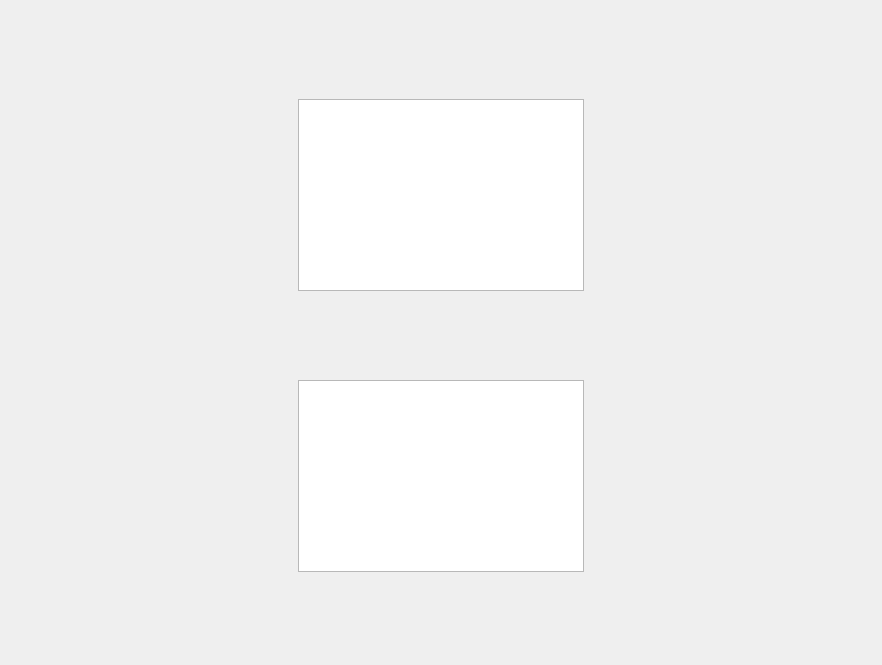
First picture: the form in sources/Market.ui, repository Groundy/CrackerJack, before the edit.
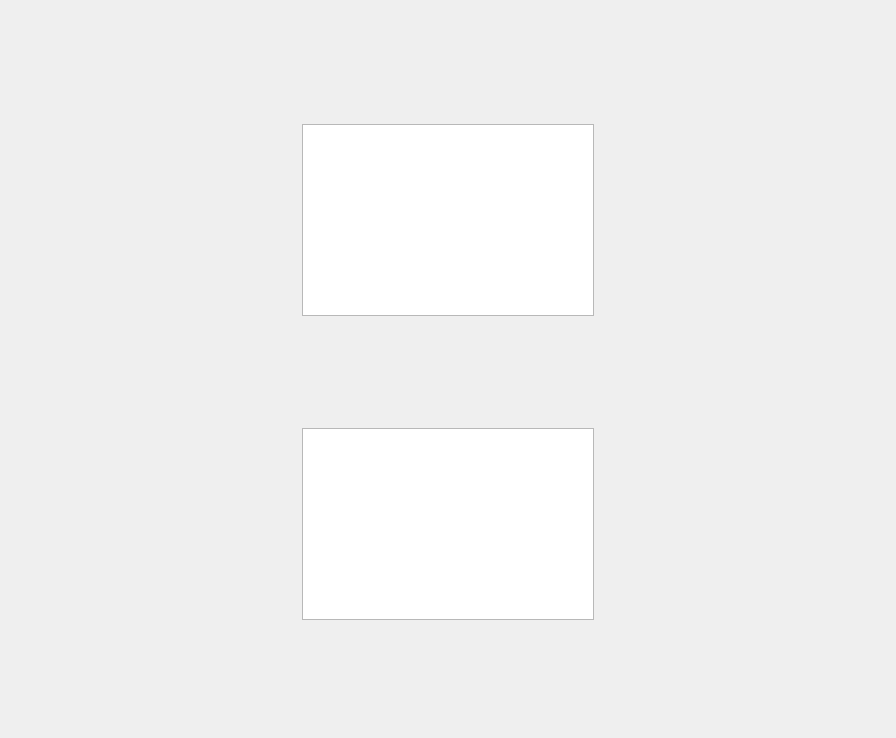
Second picture: the form after the edit.

What changed in the file:
```diff
--- a/sources/Market.ui
+++ b/sources/Market.ui
@@ -6,8 +6,8 @@
    <rect>
     <x>0</x>
     <y>0</y>
-    <width>882</width>
-    <height>665</height>
+    <width>896</width>
+    <height>738</height>
    </rect>
   </property>
   <property name="windowTitle">
@@ -16,9 +16,6 @@
   <layout class="QGridLayout" name="gridLayout_2">
    <item row="0" column="0">
     <layout class="QGridLayout" name="gridLayout">
-     <item row="1" column="1">
-      <widget class="QListWidget" name="listWidget"/>
-     </item>
      <item row="3" column="1">
       <widget class="QListView" name="listView"/>
      </item>
@@ -87,6 +84,9 @@
        </property>
       </spacer>
      </item>
+     <item row="1" column="1">
+      <widget class="QListView" name="categoriesList"/>
+     </item>
     </layout>
    </item>
   </layout>
```
Left out of the diff: 2 changed lines with no effect on the pictures.
